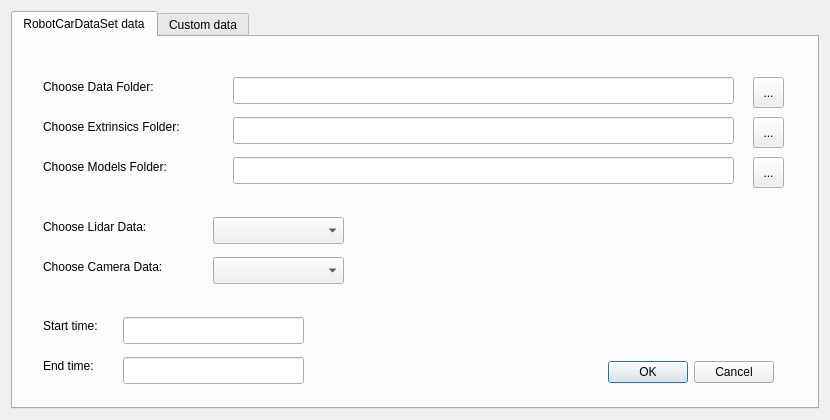
Qt form SelectDataWindowDesign.ui (ukito-pl/RobotCarDataSet-GUI-Python) before a commit.
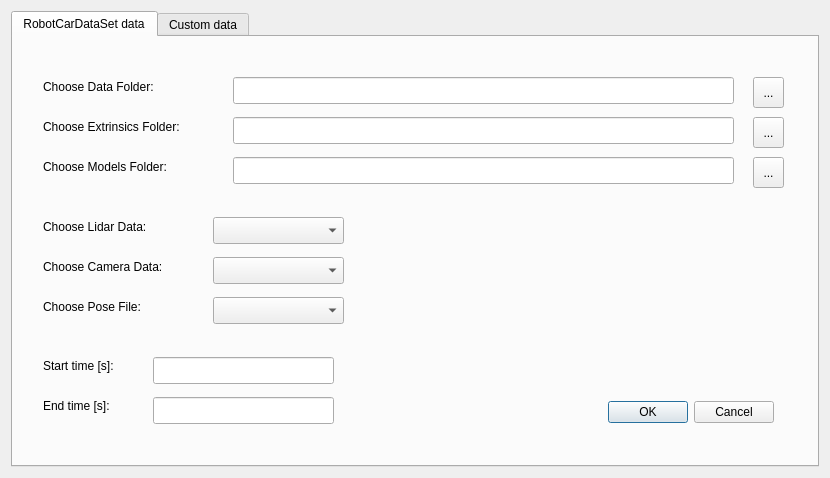
The same form after that commit.

The edit to the form file:
```diff
--- a/SelectDataWindowDesign.ui
+++ b/SelectDataWindowDesign.ui
@@ -7,7 +7,7 @@
     <x>0</x>
     <y>0</y>
     <width>830</width>
-    <height>420</height>
+    <height>478</height>
    </rect>
   </property>
   <property name="windowTitle">
@@ -39,7 +39,7 @@
        <property name="geometry">
         <rect>
          <x>580</x>
-         <y>320</y>
+         <y>360</y>
          <width>181</width>
          <height>31</height>
         </rect>
@@ -128,8 +128,8 @@
       <widget class="QLineEdit" name="startTime">
        <property name="geometry">
         <rect>
-         <x>110</x>
-         <y>280</y>
+         <x>140</x>
+         <y>320</y>
          <width>181</width>
          <height>27</height>
         </rect>
@@ -138,8 +138,8 @@
       <widget class="QLineEdit" name="endTime">
        <property name="geometry">
         <rect>
-         <x>110</x>
-         <y>320</y>
+         <x>140</x>
+         <y>360</y>
          <width>181</width>
          <height>27</height>
         </rect>
@@ -149,26 +149,26 @@
        <property name="geometry">
         <rect>
          <x>30</x>
-         <y>280</y>
+         <y>320</y>
          <width>91</width>
          <height>17</height>
         </rect>
        </property>
        <property name="text">
-        <string>Start time:</string>
+        <string>Start time [s]:</string>
        </property>
       </widget>
       <widget class="QLabel" name="label_5">
        <property name="geometry">
         <rect>
          <x>30</x>
-         <y>320</y>
+         <y>360</y>
          <width>91</width>
          <height>17</height>
         </rect>
        </property>
        <property name="text">
-        <string>End time:</string>
+        <string>End time [s]:</string>
        </property>
       </widget>
       <widget class="QComboBox" name="chosseLidar">
@@ -330,6 +330,44 @@
         <enum>Qt::NoArrow</enum>
        </property>
       </widget>
+      <widget class="QComboBox" name="choosePoseF">
+       <property name="geometry">
+        <rect>
+         <x>200</x>
+         <y>260</y>
+         <width>131</width>
+         <height>27</height>
+        </rect>
+       </property>
+       <item>
+        <property name="text">
+         <string/>
+        </property>
+       </item>
+       <item>
+        <property name="text">
+         <string>ins.csv</string>
+        </property>
+       </item>
+       <item>
+        <property name="text">
+         <string>vo.csv</string>
+        </property>
+       </item>
+      </widget>
+      <widget class="QLabel" name="label_8">
+       <property name="geometry">
+        <rect>
+         <x>30</x>
+         <y>260</y>
+         <width>151</width>
+         <height>20</height>
+        </rect>
+       </property>
+       <property name="text">
+        <string>Choose Pose File:</string>
+       </property>
+      </widget>
      </widget>
      <widget class="QWidget" name="tab_2">
       <attribute name="title">
```
Left out of the diff: 110 changed lines with no effect on the pictures.
